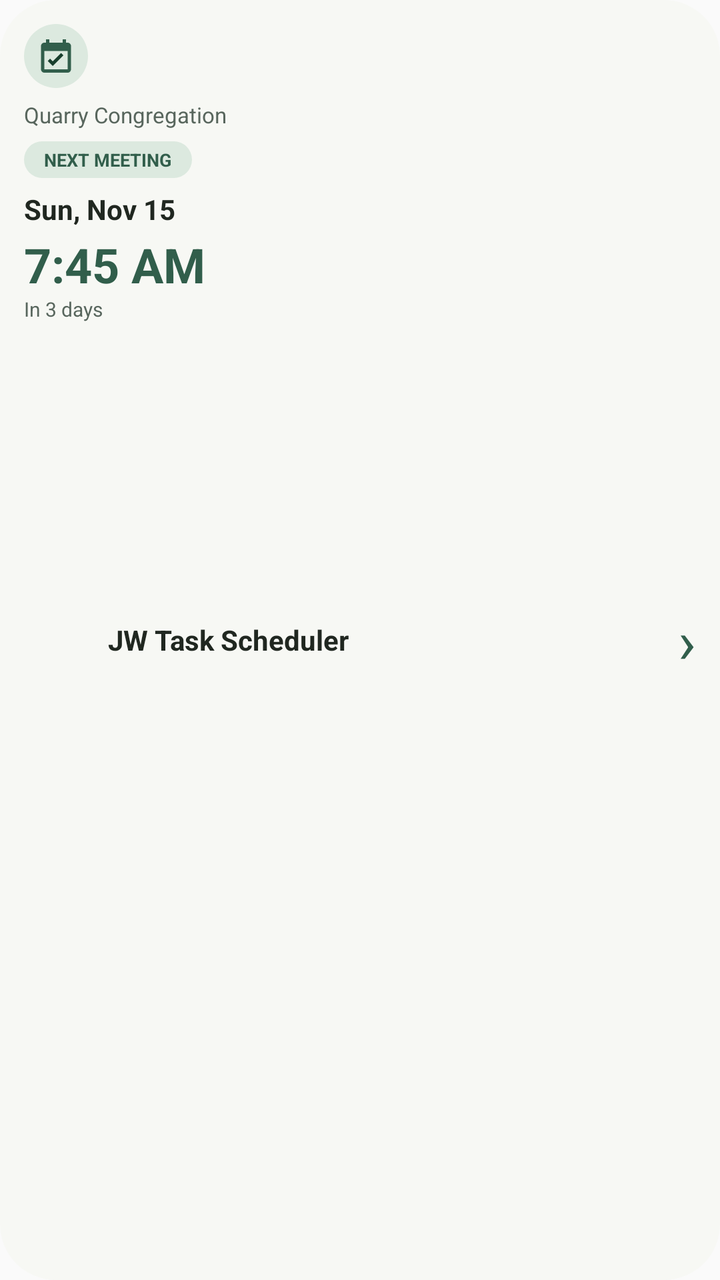
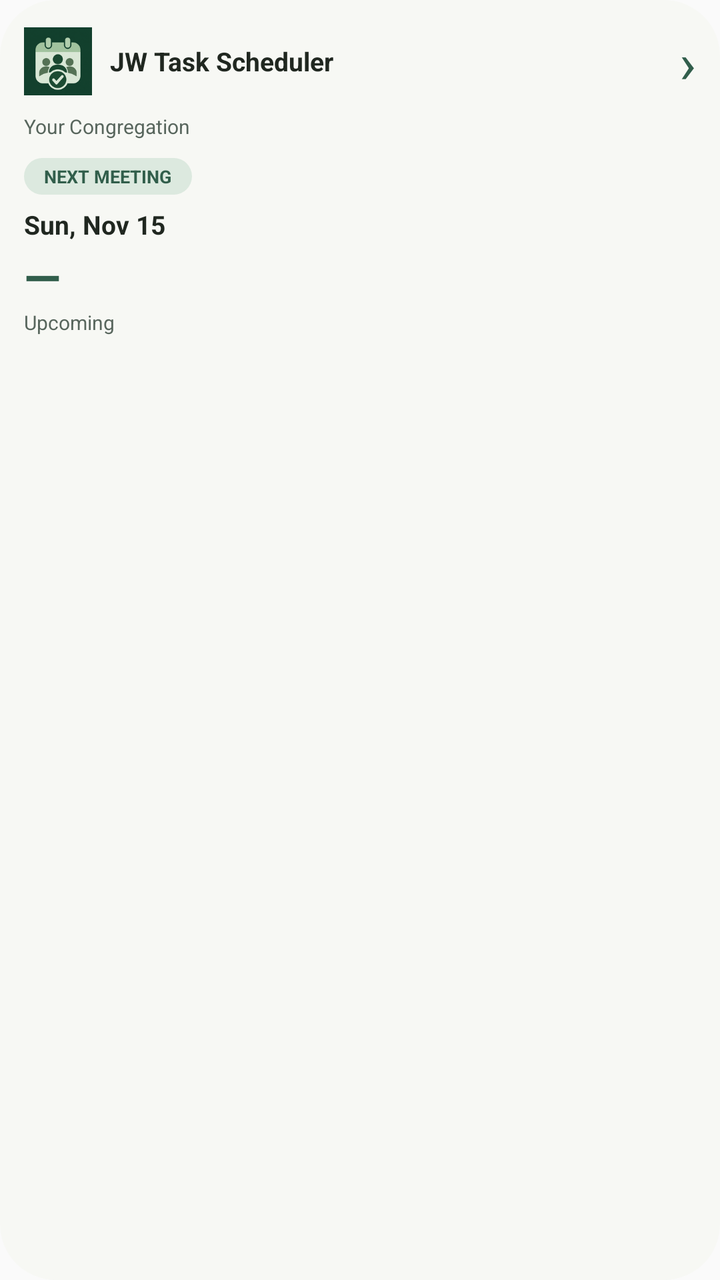

Screens rendered from an Android XML layout before and after an edit, with the pre-edit source and the edit as a unified diff.
<!-- AndroidManifest.xml: application theme AppTheme -->
<!-- res/layout/widget_schedule_compact.xml -->
<RelativeLayout xmlns:android="http://schemas.android.com/apk/res/android"
    android:id="@+id/widget_root" android:layout_width="match_parent" android:layout_height="match_parent"
    android:background="@drawable/widget_surface" android:padding="12dp">
    <ImageView android:id="@+id/widget_icon" android:layout_width="32dp" android:layout_height="32dp"
        android:background="@drawable/widget_chip" android:padding="6dp" android:src="@drawable/widget_calendar_check"
        android:contentDescription="Calendar" />
    <TextView android:id="@+id/widget_brand" android:layout_width="wrap_content" android:layout_height="wrap_content"
        android:layout_toEndOf="@id/widget_icon" android:layout_centerVertical="true" android:layout_marginStart="10dp"
        android:text="JW Task Scheduler" android:textColor="@color/widget_on_surface" android:textSize="14sp"
        android:textStyle="bold" android:fontFamily="sans-serif" />
    <TextView android:layout_width="wrap_content" android:layout_height="wrap_content" android:layout_alignParentEnd="true"
        android:layout_centerVertical="true" android:text="›" android:textColor="@color/widget_primary" android:textSize="30sp" />
    <TextView android:id="@+id/widget_congregation" android:layout_width="match_parent" android:layout_height="wrap_content"
        android:layout_below="@id/widget_icon" android:layout_marginTop="6dp" android:text="Quarry Congregation"
        android:textColor="@color/widget_secondary" android:textSize="11sp" android:singleLine="true"
        android:ellipsize="end" android:fontFamily="sans-serif" />
    <TextView android:id="@+id/widget_next_label" android:layout_width="wrap_content" android:layout_height="wrap_content" android:layout_below="@id/widget_congregation"
        android:layout_marginTop="6dp" android:background="@drawable/widget_chip" android:paddingStart="10dp"
        android:paddingEnd="10dp" android:paddingTop="3dp" android:paddingBottom="3dp" android:text="NEXT MEETING"
        android:textColor="@color/widget_primary" android:textSize="9sp" android:textStyle="bold" android:fontFamily="sans-serif" />
    <TextView android:id="@+id/widget_date" android:layout_width="match_parent" android:layout_height="wrap_content"
        android:layout_below="@id/widget_next_label" android:layout_marginTop="6dp" android:text="Sun, Nov 15"
        android:textColor="@color/widget_on_surface" android:textSize="14sp" android:textStyle="bold"
        android:singleLine="true" android:ellipsize="end" android:fontFamily="sans-serif" />
    <TextView android:id="@+id/widget_time" android:layout_width="wrap_content" android:layout_height="wrap_content"
        android:layout_below="@id/widget_date" android:layout_marginTop="2dp" android:text="7:45 AM"
        android:textColor="@color/widget_primary" android:textSize="24sp" android:textStyle="bold" android:fontFamily="sans-serif" />
    <TextView android:id="@+id/widget_countdown" android:layout_width="wrap_content" android:layout_height="wrap_content"
        android:layout_below="@id/widget_time" android:layout_marginTop="-1dp" android:text="In 3 days"
        android:textColor="@color/widget_secondary" android:textSize="10sp" android:fontFamily="sans-serif" />
</RelativeLayout>
<!-- resources referenced by this layout -->
<resources>
  <color name="widget_on_surface">#202720</color>
  <color name="widget_primary">#315E4B</color>
  <color name="widget_secondary">#58665D</color>
  <!-- drawable widget_calendar_check (drawable) -->
  <vector xmlns:android="http://schemas.android.com/apk/res/android" android:width="24dp" android:height="24dp" android:viewportWidth="24" android:viewportHeight="24">
      <path android:fillColor="#315E4B" android:pathData="M19,4h-1L18,2h-2v2H8L8,2L6,2v2L5,4c-1.1,0 -2,0.9 -2,2v14c0,1.1 0.9,2 2,2h14c1.1,0 2,-0.9 2,-2L21,6c0,-1.1 -0.9,-2 -2,-2z" />
      <path android:fillColor="#DCE9DF" android:pathData="M5,9h14v11L5,20z" />
      <path android:fillColor="#183F2D" android:pathData="M10,18l-3,-3 1.4,-1.4 1.6,1.6 5,-5L16.4,11.6z" />
  </vector>
  <!-- drawable widget_chip (drawable) -->
  <shape xmlns:android="http://schemas.android.com/apk/res/android" android:shape="rectangle"><solid android:color="@color/widget_container"/><corners android:radius="20dp"/></shape>
  <!-- drawable widget_surface (drawable) -->
  <shape xmlns:android="http://schemas.android.com/apk/res/android" android:shape="rectangle"><solid android:color="@color/widget_surface"/><corners android:radius="28dp"/></shape>
  <style name="AppTheme" parent="Theme.AppCompat.DayNight.NoActionBar">
          <item name="colorPrimary">#5C745F</item>
          <item name="colorPrimaryDark">#183F2D</item>
          <item name="colorAccent">#5C745F</item>
          <item name="colorControlActivated">#5C745F</item>
          <item name="colorControlHighlight">#335C745F</item>
          <item name="android:colorAccent">#5C745F</item>
          <item name="android:colorControlActivated">#5C745F</item>
          <item name="android:colorControlHighlight">#335C745F</item>
      </style>
  <color name="widget_container">#DCE9DF</color>
  <color name="widget_surface">#F7F8F4</color>
</resources>

<!-- the commit's change to res/layout/widget_schedule_compact.xml (unified diff, before → after) -->
@@ -1,31 +1,100 @@
-<RelativeLayout xmlns:android="http://schemas.android.com/apk/res/android"
-    android:id="@+id/widget_root" android:layout_width="match_parent" android:layout_height="match_parent"
-    android:background="@drawable/widget_surface" android:padding="12dp">
-    <ImageView android:id="@+id/widget_icon" android:layout_width="32dp" android:layout_height="32dp"
-        android:background="@drawable/widget_chip" android:padding="6dp" android:src="@drawable/widget_calendar_check"
-        android:contentDescription="Calendar" />
-    <TextView android:id="@+id/widget_brand" android:layout_width="wrap_content" android:layout_height="wrap_content"
-        android:layout_toEndOf="@id/widget_icon" android:layout_centerVertical="true" android:layout_marginStart="10dp"
-        android:text="JW Task Scheduler" android:textColor="@color/widget_on_surface" android:textSize="14sp"
-        android:textStyle="bold" android:fontFamily="sans-serif" />
-    <TextView android:layout_width="wrap_content" android:layout_height="wrap_content" android:layout_alignParentEnd="true"
-        android:layout_centerVertical="true" android:text="›" android:textColor="@color/widget_primary" android:textSize="30sp" />
-    <TextView android:id="@+id/widget_congregation" android:layout_width="match_parent" android:layout_height="wrap_content"
-        android:layout_below="@id/widget_icon" android:layout_marginTop="6dp" android:text="Quarry Congregation"
-        android:textColor="@color/widget_secondary" android:textSize="11sp" android:singleLine="true"
-        android:ellipsize="end" android:fontFamily="sans-serif" />
-    <TextView android:id="@+id/widget_next_label" android:layout_width="wrap_content" android:layout_height="wrap_content" android:layout_below="@id/widget_congregation"
-        android:layout_marginTop="6dp" android:background="@drawable/widget_chip" android:paddingStart="10dp"
-        android:paddingEnd="10dp" android:paddingTop="3dp" android:paddingBottom="3dp" android:text="NEXT MEETING"
-        android:textColor="@color/widget_primary" android:textSize="9sp" android:textStyle="bold" android:fontFamily="sans-serif" />
-    <TextView android:id="@+id/widget_date" android:layout_width="match_parent" android:layout_height="wrap_content"
-        android:layout_below="@id/widget_next_label" android:layout_marginTop="6dp" android:text="Sun, Nov 15"
-        android:textColor="@color/widget_on_surface" android:textSize="14sp" android:textStyle="bold"
-        android:singleLine="true" android:ellipsize="end" android:fontFamily="sans-serif" />
-    <TextView android:id="@+id/widget_time" android:layout_width="wrap_content" android:layout_height="wrap_content"
-        android:layout_below="@id/widget_date" android:layout_marginTop="2dp" android:text="7:45 AM"
-        android:textColor="@color/widget_primary" android:textSize="24sp" android:textStyle="bold" android:fontFamily="sans-serif" />
-    <TextView android:id="@+id/widget_countdown" android:layout_width="wrap_content" android:layout_height="wrap_content"
-        android:layout_below="@id/widget_time" android:layout_marginTop="-1dp" android:text="In 3 days"
-        android:textColor="@color/widget_secondary" android:textSize="10sp" android:fontFamily="sans-serif" />
-</RelativeLayout>
+<LinearLayout xmlns:android="http://schemas.android.com/apk/res/android"
+    android:id="@+id/widget_root"
+    android:layout_width="match_parent"
+    android:layout_height="match_parent"
+    android:orientation="vertical"
+    android:gravity="top"
+    android:padding="12dp"
+    android:background="@drawable/widget_surface">
+
+    <LinearLayout
+        android:layout_width="match_parent"
+        android:layout_height="wrap_content"
+        android:orientation="horizontal"
+        android:gravity="center_vertical">
+        <ImageView
+            android:layout_width="34dp"
+            android:layout_height="34dp"
+            android:src="@mipmap/ic_launcher"
+            android:contentDescription="JW Task Scheduler" />
+        <TextView
+            android:id="@+id/widget_brand"
+            android:layout_width="0dp"
+            android:layout_height="wrap_content"
+            android:layout_weight="1"
+            android:layout_marginStart="9dp"
+            android:text="JW Task Scheduler"
+            android:textColor="@color/widget_on_surface"
+            android:textSize="13sp"
+            android:textStyle="bold"
+            android:singleLine="true"
+            android:ellipsize="end"
+            android:fontFamily="sans-serif" />
+        <TextView
+            android:layout_width="wrap_content"
+            android:layout_height="wrap_content"
+            android:text="›"
+            android:textColor="@color/widget_primary"
+            android:textSize="28sp" />
+    </LinearLayout>
+
+    <TextView
+        android:id="@+id/widget_congregation"
+        android:layout_width="match_parent"
+        android:layout_height="wrap_content"
+        android:layout_marginTop="7dp"
+        android:text="Your Congregation"
+        android:textColor="@color/widget_secondary"
+        android:textSize="10sp"
+        android:singleLine="true"
+        android:ellipsize="end"
+        android:fontFamily="sans-serif" />
+
+    <TextView
+        android:layout_width="wrap_content"
+        android:layout_height="wrap_content"
+        android:layout_marginTop="9dp"
+        android:background="@drawable/widget_chip"
+        android:paddingStart="10dp"
+        android:paddingEnd="10dp"
+        android:paddingTop="3dp"
+        android:paddingBottom="3dp"
+        android:text="NEXT MEETING"
+        android:textColor="@color/widget_primary"
+        android:textSize="9sp"
+        android:textStyle="bold"
+        android:fontFamily="sans-serif" />
+
+    <TextView
+        android:id="@+id/widget_date"
+        android:layout_width="match_parent"
+        android:layout_height="wrap_content"
+        android:layout_marginTop="6dp"
+        android:text="Sun, Nov 15"
+        android:textColor="@color/widget_on_surface"
+        android:textSize="13sp"
+        android:textStyle="bold"
+        android:singleLine="true"
+        android:ellipsize="end"
+        android:fontFamily="sans-serif" />
+
+    <TextView
+        android:id="@+id/widget_time"
+        android:layout_width="wrap_content"
+        android:layout_height="wrap_content"
+        android:layout_marginTop="1dp"
+        android:text="—"
+        android:textColor="@color/widget_primary"
+        android:textSize="24sp"
+        android:textStyle="bold"
+        android:fontFamily="sans-serif" />
+
+    <TextView
+        android:id="@+id/widget_countdown"
+        android:layout_width="wrap_content"
+        android:layout_height="wrap_content"
+        android:text="Upcoming"
+        android:textColor="@color/widget_secondary"
+        android:textSize="10sp"
+        android:fontFamily="sans-serif" />
+</LinearLayout>
<!-- resource entries referenced after the edit -->
@@ -3,16 +3,11 @@
   <color name="widget_on_surface">#202720</color>
   <color name="widget_primary">#315E4B</color>
   <color name="widget_secondary">#58665D</color>
-  <!-- drawable widget_calendar_check (drawable) -->
-  <vector xmlns:android="http://schemas.android.com/apk/res/android" android:width="24dp" android:height="24dp" android:viewportWidth="24" android:viewportHeight="24">
-      <path android:fillColor="#315E4B" android:pathData="M19,4h-1L18,2h-2v2H8L8,2L6,2v2L5,4c-1.1,0 -2,0.9 -2,2v14c0,1.1 0.9,2 2,2h14c1.1,0 2,-0.9 2,-2L21,6c0,-1.1 -0.9,-2 -2,-2z" />
-      <path android:fillColor="#DCE9DF" android:pathData="M5,9h14v11L5,20z" />
-      <path android:fillColor="#183F2D" android:pathData="M10,18l-3,-3 1.4,-1.4 1.6,1.6 5,-5L16.4,11.6z" />
-  </vector>
   <!-- drawable widget_chip (drawable) -->
   <shape xmlns:android="http://schemas.android.com/apk/res/android" android:shape="rectangle"><solid android:color="@color/widget_container"/><corners android:radius="20dp"/></shape>
   <!-- drawable widget_surface (drawable) -->
   <shape xmlns:android="http://schemas.android.com/apk/res/android" android:shape="rectangle"><solid android:color="@color/widget_surface"/><corners android:radius="28dp"/></shape>
+  <!-- mipmap ic_launcher: png bitmap (mipmap-hdpi, 6514 bytes) -->
   <style name="AppTheme" parent="Theme.AppCompat.DayNight.NoActionBar">
           <item name="colorPrimary">#5C745F</item>
           <item name="colorPrimaryDark">#183F2D</item>
